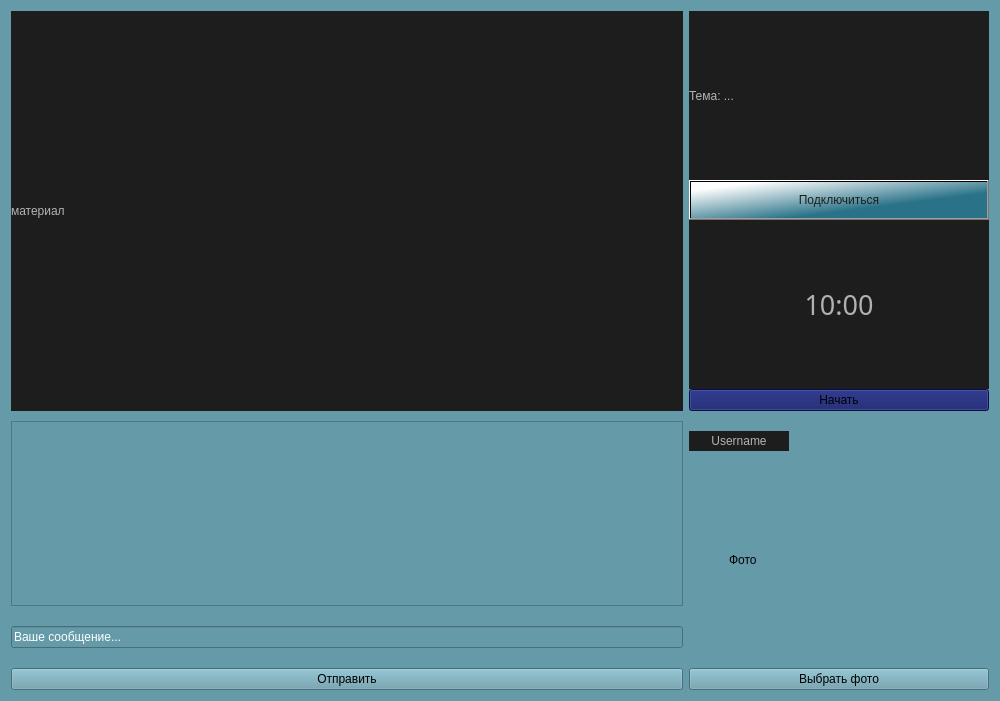
The window that Client/jeducation-v0.1/learning.ui (Avedik/Desktop-application-IEducation) describes before a commit, drawn with Qt 5.
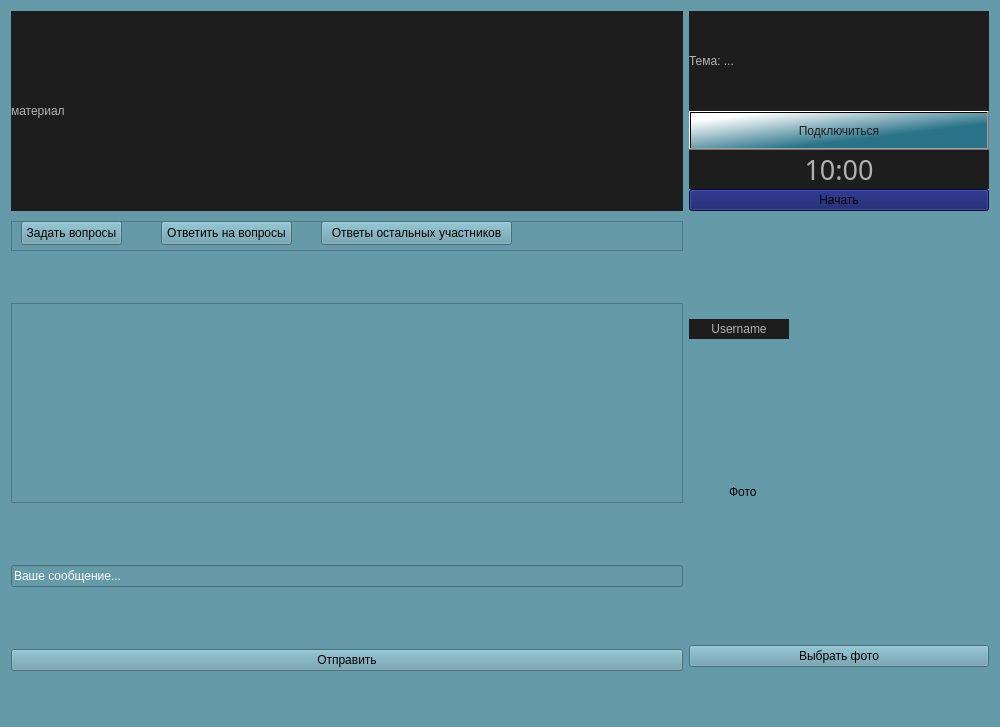
The same window after the commit.

Commit message: Добавил кнопки для вопросов и ответов

```diff
--- a/Client/jeducation-v0.1/learning.ui
+++ b/Client/jeducation-v0.1/learning.ui
@@ -7,7 +7,7 @@
     <x>0</x>
     <y>0</y>
     <width>1000</width>
-    <height>600</height>
+    <height>727</height>
    </rect>
   </property>
   <property name="minimumSize">
@@ -26,6 +26,27 @@
    <property name="verticalSpacing">
     <number>10</number>
    </property>
+   <item row="0" column="0">
+    <layout class="QVBoxLayout" name="verticalLayout_4">
+     <item>
+      <widget class="QLabel" name="label_5">
+       <property name="minimumSize">
+        <size>
+         <width>400</width>
+         <height>200</height>
+        </size>
+       </property>
+       <property name="styleSheet">
+        <string notr="true">color: rgb(179, 179, 179);
+background-color: rgb(29, 29, 29);</string>
+       </property>
+       <property name="text">
+        <string>материал</string>
+       </property>
+      </widget>
+     </item>
+    </layout>
+   </item>
    <item row="0" column="1">
     <layout class="QVBoxLayout" name="verticalLayout_2">
      <item>
@@ -124,14 +145,14 @@
      </item>
     </layout>
    </item>
-   <item row="1" column="0">
+   <item row="2" column="0">
     <layout class="QVBoxLayout" name="verticalLayout_3">
      <item>
       <widget class="QListView" name="chatView">
        <property name="minimumSize">
         <size>
          <width>250</width>
-         <height>185</height>
+         <height>150</height>
         </size>
        </property>
        <property name="maximumSize">
@@ -202,7 +223,7 @@
      </item>
     </layout>
    </item>
-   <item row="1" column="1">
+   <item row="2" column="1">
     <layout class="QVBoxLayout" name="verticalLayout">
      <property name="spacing">
       <number>5</number>
@@ -263,6 +284,18 @@
        </item>
        <item>
         <widget class="QLabel" name="label_2">
+         <property name="minimumSize">
+          <size>
+           <width>0</width>
+           <height>0</height>
+          </size>
+         </property>
+         <property name="maximumSize">
+          <size>
+           <width>16777215</width>
+           <height>200</height>
+          </size>
+         </property>
          <property name="text">
           <string>Фото</string>
          </property>
@@ -288,6 +321,9 @@
      </item>
      <item>
       <layout class="QHBoxLayout" name="horizontalLayout">
+       <property name="spacing">
+        <number>6</number>
+       </property>
        <item>
         <widget class="QPushButton" name="chooseButton">
          <property name="maximumSize">
@@ -305,26 +341,60 @@
      </item>
     </layout>
    </item>
-   <item row="0" column="0">
-    <layout class="QVBoxLayout" name="verticalLayout_4">
-     <item>
-      <widget class="QLabel" name="label_5">
-       <property name="minimumSize">
-        <size>
-         <width>400</width>
-         <height>400</height>
-        </size>
-       </property>
-       <property name="styleSheet">
-        <string notr="true">color: rgb(179, 179, 179);
-background-color: rgb(29, 29, 29);</string>
-       </property>
-       <property name="text">
-        <string>материал</string>
-       </property>
-      </widget>
-     </item>
-    </layout>
+   <item row="1" column="0">
+    <widget class="QFrame" name="frame">
+     <property name="minimumSize">
+      <size>
+       <width>0</width>
+       <height>30</height>
+      </size>
+     </property>
+     <property name="frameShape">
+      <enum>QFrame::StyledPanel</enum>
+     </property>
+     <property name="frameShadow">
+      <enum>QFrame::Raised</enum>
+     </property>
+     <widget class="QPushButton" name="pushButton_2">
+      <property name="geometry">
+       <rect>
+        <x>10</x>
+        <y>0</y>
+        <width>101</width>
+        <height>24</height>
+       </rect>
+      </property>
+      <property name="text">
+       <string>Задать вопросы</string>
+      </property>
+     </widget>
+     <widget class="QPushButton" name="pushButton_3">
+      <property name="geometry">
+       <rect>
+        <x>150</x>
+        <y>0</y>
+        <width>131</width>
+        <height>24</height>
+       </rect>
+      </property>
+      <property name="text">
+       <string>Ответить на вопросы</string>
+      </property>
+     </widget>
+     <widget class="QPushButton" name="pushButton_4">
+      <property name="geometry">
+       <rect>
+        <x>310</x>
+        <y>0</y>
+        <width>191</width>
+        <height>24</height>
+       </rect>
+      </property>
+      <property name="text">
+       <string>Ответы остальных участников</string>
+      </property>
+     </widget>
+    </widget>
    </item>
   </layout>
  </widget>
```
The commit also changes 2 other files.
